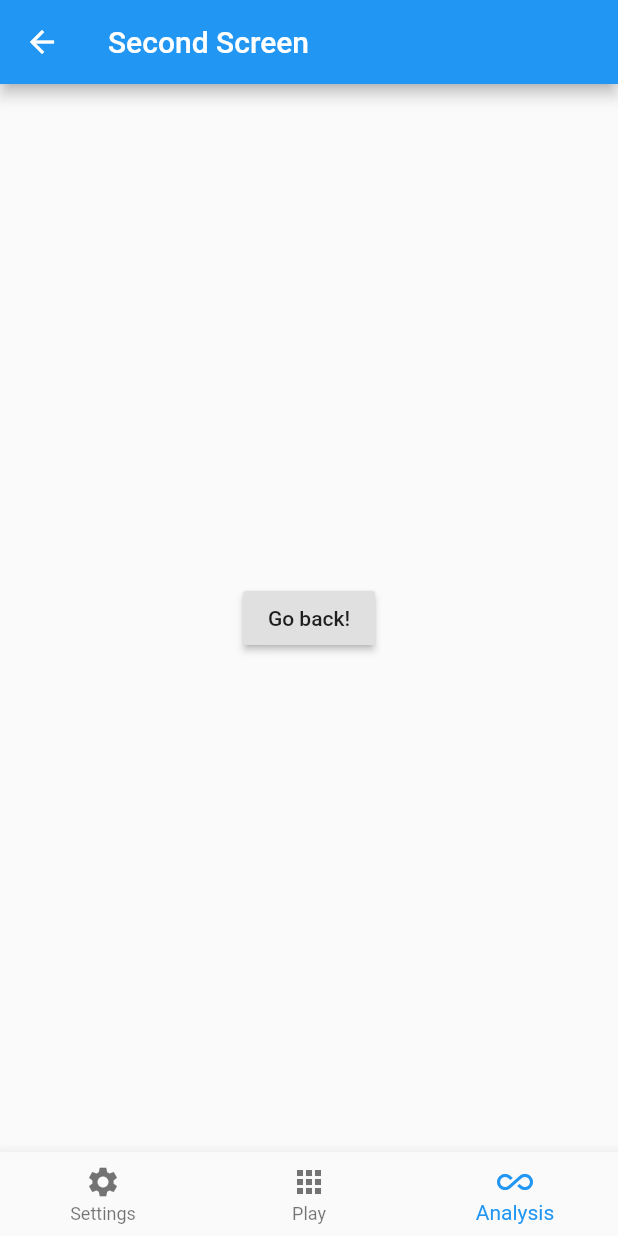
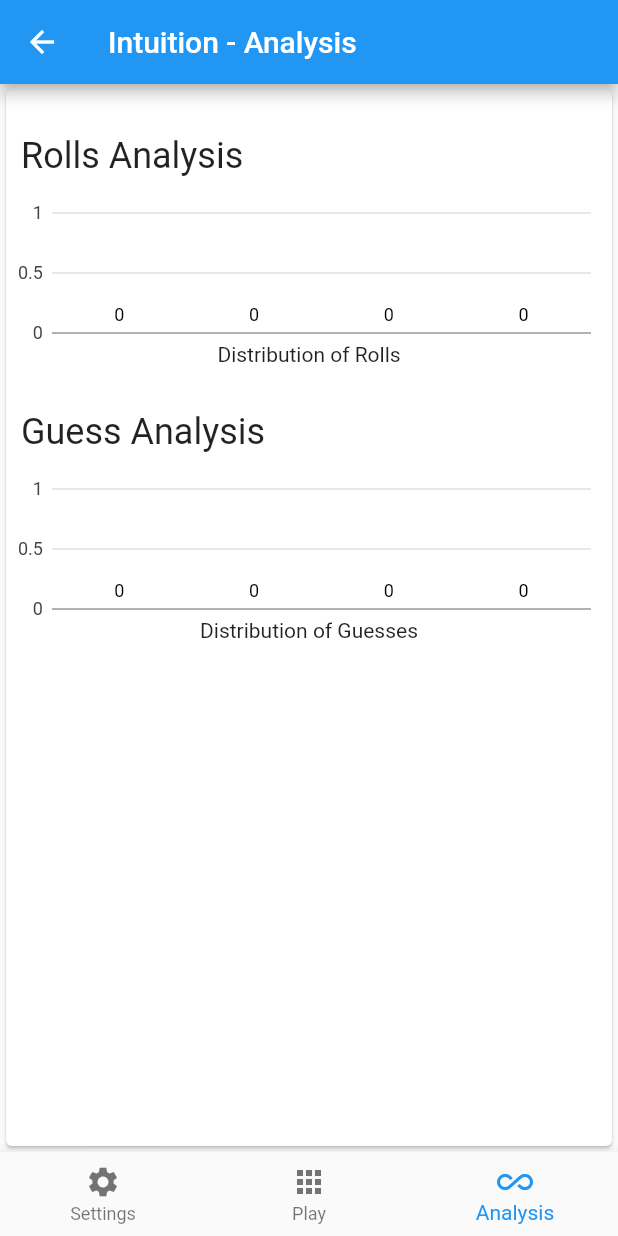
Before and after one commit to barbarasamson/hunch_app, a Flutter app: the AnalysisScreen screen opened by its route, on a phone screen of 412 x 824 dp. Run offline on Flutter 3.47's test engine with Material 2 defaults, Android fonts, the phone set to English and light mode, and no system bars; our stand-ins replace charts_flutter, vibration.

```diff
--- a/lib/models/analysis.dart
+++ b/lib/models/analysis.dart
@@ -25,41 +25,44 @@ class RollsBarChart extends StatelessWidget {
     return new charts.BarChart(
       seriesList,
       animate: animate,
+      barRendererDecorator: new charts.BarLabelDecorator<String>(),
+      domainAxis: new charts.OrdinalAxisSpec(
+          // Make sure that we draw the domain axis line.
+          showAxisLine: true,
+          // But don't draw anything else.
+          renderSpec: new charts.NoneRenderSpec()),
     );
   }
 
   /// Create one series with sample hard coded data.
-  static List<charts.Series<OrdinalRolls, String>> _createData(List<int> rolls, ColorModel colorModel) {
-
-    List<int> domain = List.filled(colorModel.length+1, 0); // enables us to count from 1
-    for(int i = 0; i < rolls.length; i++) {
-      assert (rolls[i] <= domain.length);
+  static List<charts.Series<OrdinalRolls, String>> _createData(
+      List<int> rolls, ColorModel colorModel) {
+    List<int> domain =
+        List.filled(colorModel.length + 1, 0); // enables us to count from 1
+    for (int i = 0; i < rolls.length; i++) {
+      assert(rolls[i] <= domain.length);
       domain[rolls[i]]++;
     }
-
     final List<OrdinalRolls> ordinalRolls = List<OrdinalRolls>();
-    for(int i = 1; i < rolls.length; i++) {
-      ordinalRolls.add(OrdinalRolls(i, rolls[i], colorModel.getColor(i)));
+    for (int i = 1; i < domain.length; i++) {
+      ordinalRolls.add(OrdinalRolls(i, domain[i], colorModel.getColor(i)));
     }
-
     return [
       new charts.Series<OrdinalRolls, String>(
           id: 'Control Rolls',
           fillColorFn: (index, __) {
             var color = index.myColor;
             return charts.Color(
-                r: color.red,
-                g: color.green,
-                b: color.blue,
-                a: color.alpha);
+                r: color.red, g: color.green, b: color.blue, a: color.alpha);
           },
           colorFn: (index, __) {
             return charts.MaterialPalette.blue.shadeDefault;
           },
-        domainFn: (OrdinalRolls rolls, _) => rolls.amount.toString(),
+          domainFn: (OrdinalRolls rolls, _) => rolls.rollNumber.toString(),
           measureFn: (OrdinalRolls rolls, _) => rolls.amount,
           data: ordinalRolls,
-      )
+          labelAccessorFn: (OrdinalRolls rolls, _) =>
+              '${rolls.amount.toString()}')
     ];
   }
 }
--- /dev/null
+++ b/lib/models/globals.dart
@@ -0,0 +1,21 @@
+import 'package:flutter/material.dart';
+
+import 'package:hunch_app/models/colors.dart';
+import 'package:hunch_app/models/analysis.dart';
+
+class Global {
+
+  static final Global _global = Global.internal();
+
+  ColorModel colorModel = ColorModel(4);
+  final List rolls = List<int>();
+  final List guesses = List<int>();
+  final List guessRights= List<bool>();
+
+  factory Global() {
+    return _global;
+  }
+
+  Global.internal();
+
+}
--- a/lib/pages/analysis.dart
+++ b/lib/pages/analysis.dart
@@ -1,11 +1,113 @@
 import 'package:flutter/material.dart';
+import 'package:hunch_app/models/analysis.dart';
+import 'package:hunch_app/models/colors.dart';
+import 'package:hunch_app/models/simpleBarChart.dart';
+import 'package:hunch_app/models/globals.dart';
+
+abstract class AnalysisListItem {
+  Widget buildImage(BuildContext context);
+  Widget buildTitle(BuildContext context);
+  Widget buildSubtitle(BuildContext context);
+  Widget buildAll(BuildContext context);
+}
+
+class AnalysisHeading implements AnalysisListItem {
+  String heading;
+
+  AnalysisHeading(this.heading);
+
+  @override
+  Widget buildAll(context) {
+    return Container(
+      margin: EdgeInsets.fromLTRB(10, 30, 10, 10),
+    child:
+    buildTitle(context),
+    );
+  }
+
+  @override
+  Widget buildImage(BuildContext context) => null;
+
+  @override
+  Widget buildSubtitle(BuildContext context) => null;
+
+  @override
+  Widget buildTitle(BuildContext context) {
+    return Text(
+      heading,
+      style: Theme.of(context).textTheme.headline5,
+    );
+  }
+}
+
+class AnalysisGraphic implements AnalysisListItem {
+  Widget graphic;
+  String title;
+  String subtitle;
+
+  AnalysisGraphic(this.graphic, this.title, {this.subtitle});
+
+  @override
+  Widget buildAll(BuildContext context) {
+    return Column(
+      children: [
+      buildImage(context),
+      buildTitle(context),
+        if (subtitle != null) buildSubtitle(context),
+      ],
+    );
+  }
+
+  @override
+  Widget buildImage(BuildContext context) {
+    return Container(
+      height: 100,
+      child: Center(
+        child: graphic,
+      ),
+    );
+  }
+
+  @override
+  Widget buildSubtitle(BuildContext context) {
+    if (subtitle != null) {
+      return Text(subtitle);
+    }
+    return null;
+  }
+
+  @override
+  Widget buildTitle(BuildContext context) => Text(title);
+}
+
+List<AnalysisListItem> buildItems() {
+  Global global = Global();
+  List<AnalysisListItem> items = List();
+  /*
+  items.add(AnalysisHeading("Checking the graph function"));
+  items.add(AnalysisGraphic(
+    RollsBarChart.fromData(List.of([1, 2, 3, 4, 1, 2, 3, 4]), global.colorModel),
+      "1 2 3 4"));*/
+
+  items.add(AnalysisHeading("Rolls Analysis"));
+  items.add(AnalysisGraphic(
+      RollsBarChart.fromData(global.rolls, global.colorModel),
+      "Distribution of Rolls"));
+  items.add(AnalysisHeading("Guess Analysis"));
+  items.add(AnalysisGraphic(
+      RollsBarChart.fromData(global.guesses, global.colorModel),
+      "Distribution of Guesses"));
+  return items;
+}
 
 class AnalysisScreen extends StatelessWidget {
+  Global global = Global();
+  final List<AnalysisListItem> items = buildItems();
+
   @override
   Widget build(BuildContext context) {
-
-    void _onItemTapped(int index) {
-      switch(index) {
+    void _onNavTapped(int index) {
+      switch (index) {
         case 1:
           Navigator.pop(context);
           break;
@@ -19,14 +121,20 @@ class AnalysisScreen extends StatelessWidget {
 
     return Scaffold(
       appBar: AppBar(
-        title: Text("Second Screen"),
+        title: Text("Intuition - Analysis"),
       ),
-      body: Center(
-        child: RaisedButton(
-          onPressed: () {
-            // Navigate back to first screen when tapped.
+      body: Card(
+        clipBehavior: Clip.antiAlias,
+        child: ListView.builder(
+          // Let the ListView know how many items it needs to build.
+          itemCount: items.length,
+          // Provide a builder function. This is where the magic happens.
+          // Convert each item into a widget based on the type of item it is.
+          itemBuilder: (context, index) {
+            final item = items[index];
+
+            return item.buildAll(context);
           },
-          child: Text('Go back!'),
         ),
       ),
       bottomNavigationBar: BottomNavigationBar(
@@ -45,7 +153,7 @@ class AnalysisScreen extends StatelessWidget {
             title: new Text("Analysis"),
           )
         ],
-        onTap: _onItemTapped,
+        onTap: _onNavTapped,
       ),
     );
   }
--- a/lib/pages/play.dart
+++ b/lib/pages/play.dart
@@ -5,6 +5,7 @@ import 'package:intl/intl.dart';
 import 'package:flutter/material.dart';
 import 'package:hunch_app/models/colors.dart';
 import 'package:hunch_app/models/significance.dart';
+import 'package:hunch_app/models/globals.dart';
 import 'package:vibration/vibration.dart';
 
 
@@ -12,7 +13,7 @@ import 'dart:math';
 
 import 'package:provider/provider.dart';
 
-ColorModel colorModel = ColorModel(4);
+Global global = Global();
 bool _guessTrue = true;
 int rolled = 0;
 //double _score = 0.0;
@@ -20,9 +21,6 @@ int _intScore = 0;
 double _raw_score = 0.0;
 String sig_text = "";
 //double _c2_score = 0.0;
-List<int> guesses = [];
-List<int> rolls = [];
-List<bool> guessRights = [];
 HashMap<int, AnimationController> controllers = HashMap();
 Significance sig = Significance();
 bool canVibrate;
@@ -54,9 +52,9 @@ class Roller extends ChangeNotifier {
     int seed = now.millisecondsSinceEpoch;
     Random random = Random(seed);
     rolled = random.nextInt(GuessButton.numButtons) + 1;
-    guesses.add(guess);
-    rolls.add(rolled);
-    guessRights.add(_guessTrue);
+    global.guesses.add(guess);
+    global.rolls.add(rolled);
+    global.guessRights.add(_guessTrue);
     if (rolled == guess) {
       _raw_score++;
     }
@@ -80,8 +78,8 @@ class Roller extends ChangeNotifier {
     rolled = 0;
     _intScore = 0;
     _raw_score = 0;
-    guesses.clear();
-    rolls.clear();
+    global.guesses.clear();
+    global.rolls.clear();
     controllers.clear();
     notifyListeners();
   }
@@ -106,12 +104,13 @@ class _PlayScreenState extends State<PlayScreen> {
     // Causes the app to rebuild with the new _selectedChoice.
     setState(() {
       _selectedChoice = choice;
-      colorModel = ColorModel(choice.numGuessBoxes);
+      global.colorModel = ColorModel(choice.numGuessBoxes);
       _roller.clear();
     });
   }
 
   void _onItemTapped(int index) {
+
     switch(index) {
       case 0:
         Navigator.pushNamed(context, '/settings');
@@ -228,16 +227,16 @@ class ResultState extends State {
       GridTile tile(int rollOrGuess) {
         return GridTile(
           child: Container(
-              width: 1, height: 1, color: colorModel?.getColor(rollOrGuess)),
+              width: 1, height: 1, color: global.colorModel?.getColor(rollOrGuess)),
         );
       }
 
       List<Widget> results = [];
-      if (rolls.isEmpty) results.add(tile(0));
-      assert(rolls.length == guesses.length);
-      for (int i = 0; i < rolls.length; i++) {
-        results.insert(0, tile(guesses[i]));
-        results.insert(0, tile(rolls[i]));
+      if (global.rolls.isEmpty) results.add(tile(0));
+      assert(global.rolls.length == global.guesses.length);
+      for (int i = 0; i < global.rolls.length; i++) {
+        results.insert(0, tile(global.guesses[i]));
+        results.insert(0, tile(global.rolls[i]));
       }
       return results;
     }
@@ -316,7 +315,7 @@ class GuessButton extends StatefulWidget {
   @override
   State<StatefulWidget> createState() {
     return GuessButtonState(
-        myNumber, colorModel.getColor(myNumber), colorModel.getFrame(myNumber));
+        myNumber, global.colorModel.getColor(myNumber), global.colorModel.getFrame(myNumber));
   }
 }
 
```
Lines whose indentation alone changed are shown as unchanged.
